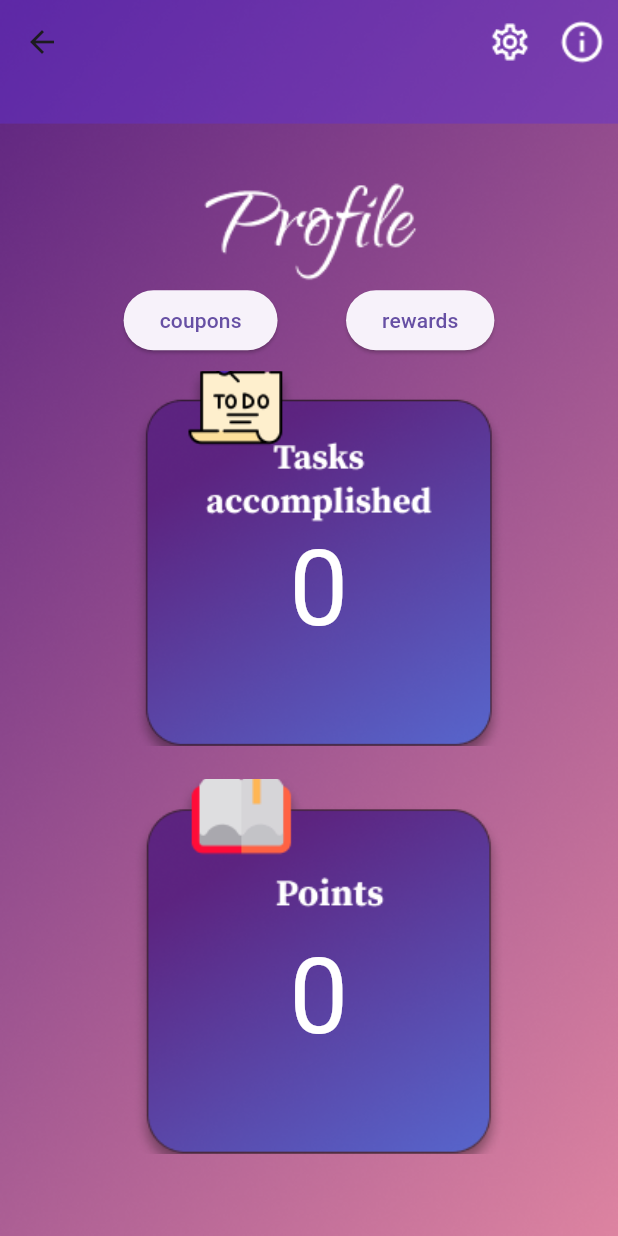
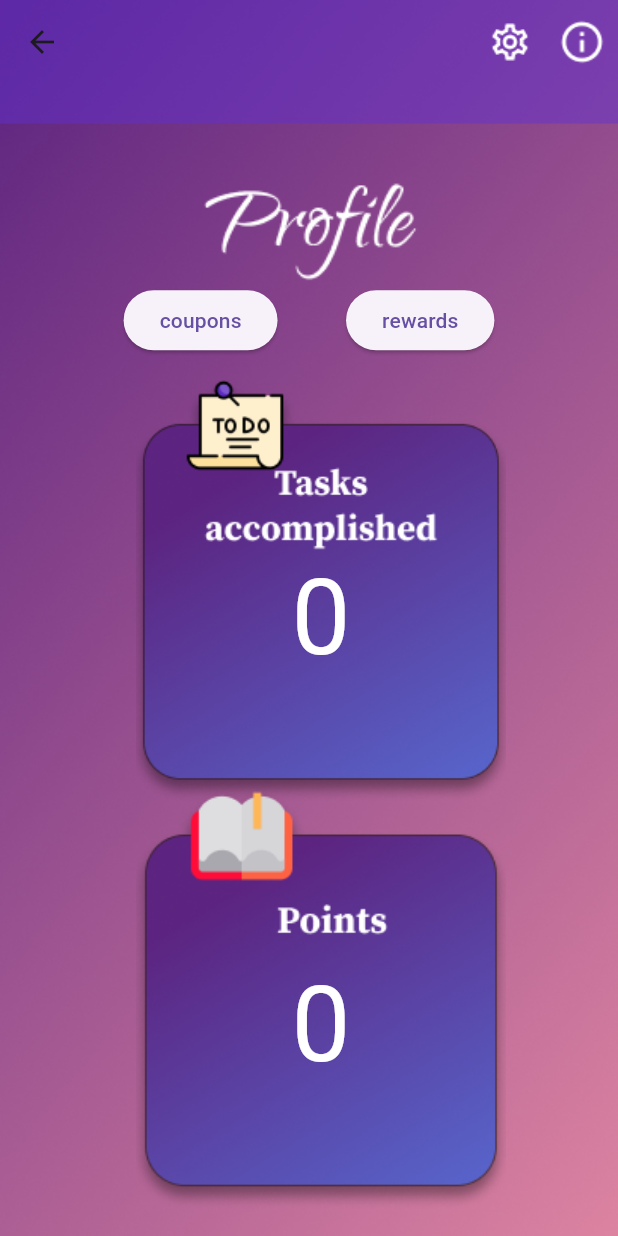
Before and after one commit to DSpaceT/aay_application, a Flutter app: the ProfilePage screen opened by its route, on a phone screen of 412 x 824 dp. Run offline on Flutter 3.47's test engine with Material 3 defaults, Android fonts, the phone set to English and light mode, and no system bars; our stand-ins replace audioplayers, cloud_firestore, device_info, firebase_core, geolocator, tuple and 1 more; missing offline and left inert: android_intent, app_settings; accounts and stored records are empty.

Commit message:
bug fixes

```diff
--- a/lib/coffeeplaces.dart
+++ b/lib/coffeeplaces.dart
@@ -22,7 +22,7 @@
       name: 'starbucks',
       imageAsset: 'assets/places/Starbucks_place.png',
       isCompleted: false,
-      location: Tuple2(37.97575, 23.75225),//Tuple2(37, -122),
+      location:Tuple2(37.97575, 23.75225),//Tuple2(37, -122),
     ),
     Place(
       name: 'coffee island',
@@ -40,7 +40,7 @@
       name: 'BooksBeans',
       imageAsset: 'assets/places/BooksBeans_place.png',
       isCompleted: false,
-      location: Tuple2(37.97167, 23.75047),
+      location: Tuple2(37.976207, 23.755752),//Tuple2(37.97167, 23.75047),
     ),
     // Add more Place instances as needed
   ];
--- a/lib/profilepage.dart
+++ b/lib/profilepage.dart
@@ -120,8 +120,8 @@
                           ),
                           padding: EdgeInsets.all(25),
                           margin: EdgeInsets.all(25),
-                          width: 250, // Set the width as needed
-                          height: 250, // Set the height as needed
+                          width: MediaQuery.of(context).size.width * 0.6, // Set the width as needed
+                          height: MediaQuery.of(context).size.height * 0.35, // Set the height as needed
                           child: Center(
                             child: Padding(
                               padding: const EdgeInsets.only(
@@ -149,8 +149,8 @@
                           ),
                           padding: EdgeInsets.all(25),
                           margin: EdgeInsets.all(25),
-                          width: 250, // Set the width as needed
-                          height: 250, // Set the height as needed
+                          width: MediaQuery.of(context).size.width * 0.6, // Set the width as needed
+                          height: MediaQuery.of(context).size.height * 0.35, // Set the height as needed
                           child: Center(
                             child: Padding(
                               padding: const EdgeInsets.only(
@@ -224,8 +224,8 @@
                                 return Row(
                                   children: [
                                     Container(
-                                      width: 300,
-                                      height: 70,
+                                      width: MediaQuery.of(context).size.width * 0.8,
+                                      height: MediaQuery.of(context).size.height * 0.1,
                                       padding: EdgeInsets.all(8.0),
                                       margin:
                                           EdgeInsets.symmetric(vertical: 20.0),
--- a/lib/utils/time_provider.dart
+++ b/lib/utils/time_provider.dart
@@ -1,5 +1,6 @@
 import 'dart:async';
 import 'package:flutter/foundation.dart';
+import 'package:vibration/vibration.dart';
 
 
 // utils/time_provider.dart
@@ -27,6 +28,7 @@
       _seconds--;
       notifyListeners();
     } else {
+      Vibration.vibrate(duration: 1000);
       _timer.cancel();
     }
   }
--- a/lib/utils/timer_provider_break.dart
+++ b/lib/utils/timer_provider_break.dart
@@ -1,6 +1,6 @@
 import 'dart:async';
 import 'package:flutter/foundation.dart';
-
+import 'package:vibration/vibration.dart';
 
 // utils/time_provider.dart
 
@@ -19,6 +19,7 @@
       _seconds--;
       notifyListeners();
     } else {
+      Vibration.vibrate(duration: 1000);
       _timer.cancel();
     }
   }
--- a/lib/widgets/overlay_function.dart
+++ b/lib/widgets/overlay_function.dart
@@ -119,7 +119,7 @@
               key: _textKey2,
               child: TextField(
                 controller: widget.controller2,
-                maxLines: null, // Allow unlimited lines
+                maxLines: 10, // Allow unlimited lines
                 keyboardType: TextInputType.multiline, // Enable multiline input
                 decoration: InputDecoration(
                   filled: true,
```
Also changed, not shown: lib/musicpage.dart (+4 -7 lines), lib/studypage.dart (+2 -6 lines), lib/taskspage.dart (+3 -5 lines), lib/utils/location_function.dart (+8 -6 lines), lib/widgets/places_list.dart (+19 -3 lines).
